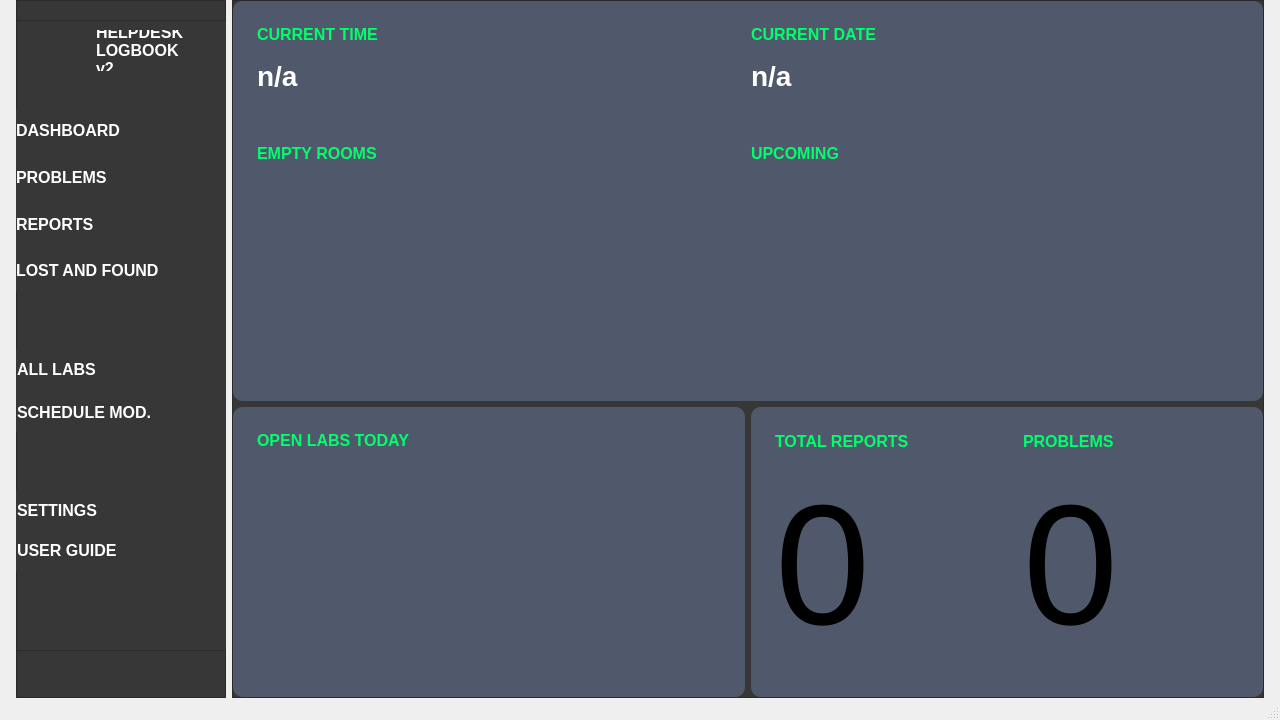
Razei/Logbook_v2, file logbook_design.ui: the form before one commit.
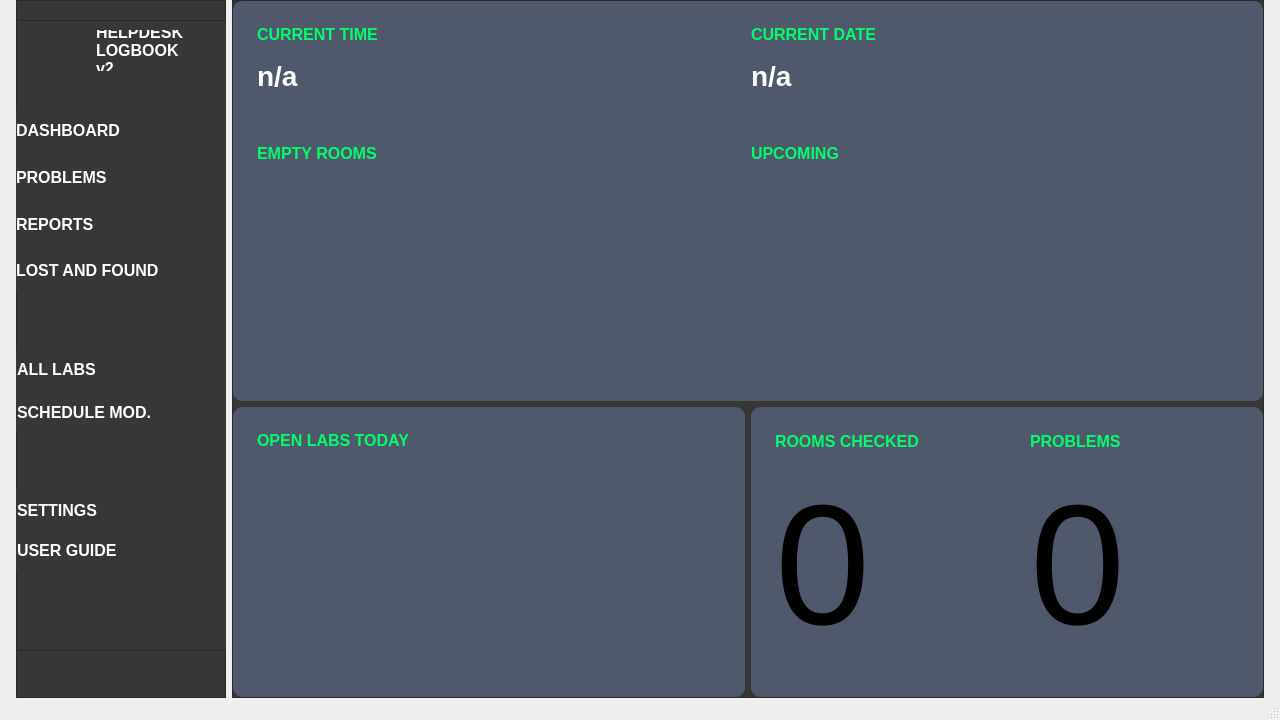
The form after the commit. The open tabs and pages were chosen to show the change. Icons and pictures are not drawn.

```diff
--- a/logbook_design.ui
+++ b/logbook_design.ui
@@ -582,7 +582,7 @@
 	color: rgb(0, 255, 108);</string>
                 </property>
                 <property name="text">
-                 <string>TOTAL REPORTS</string>
+                 <string>ROOMS CHECKED</string>
                 </property>
                 <property name="scaledContents">
                  <bool>true</bool>
```
Left out of the diff: 2 changed lines with no effect on the pictures.
